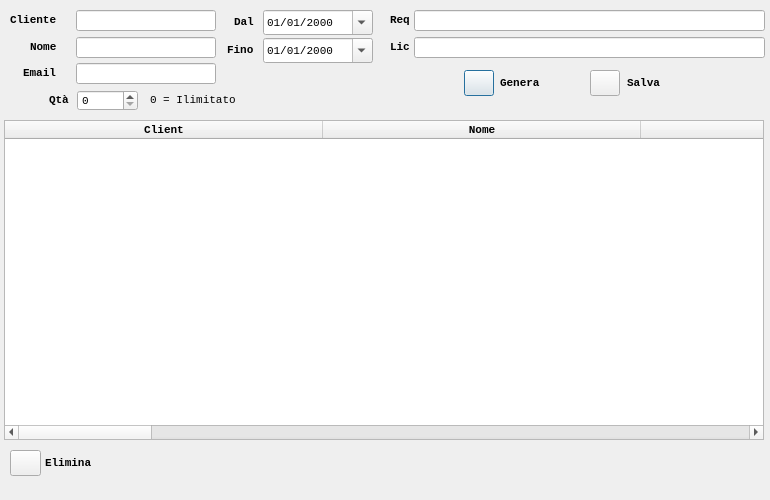
This is QtUI/dialogLic.ui in emper0r/aron-conf as Qt 5 draws it before an edit. The edited form follows.
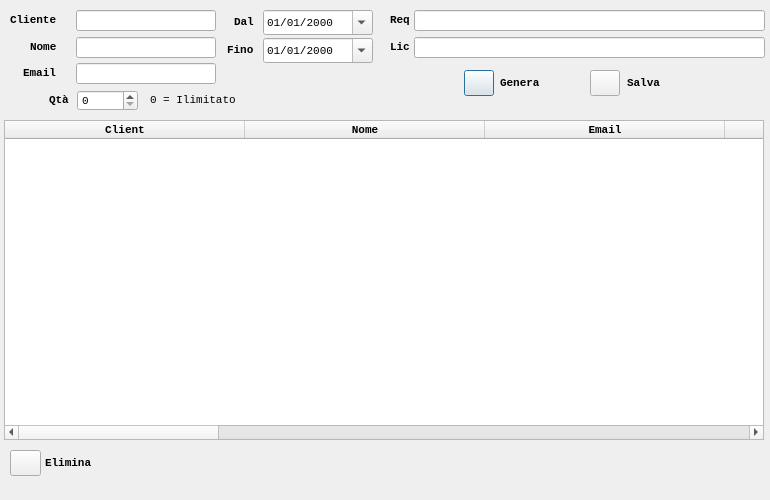
This is the edited form.

Commit message: * Fixed GUI columns at License module

```diff
--- a/QtUI/dialogLic.ui
+++ b/QtUI/dialogLic.ui
@@ -115,16 +115,22 @@
     <bool>true</bool>
    </property>
    <attribute name="horizontalHeaderDefaultSectionSize">
-    <number>159</number>
+    <number>69</number>
    </attribute>
    <attribute name="horizontalHeaderMinimumSectionSize">
-    <number>318</number>
+    <number>240</number>
    </attribute>
    <attribute name="horizontalHeaderStretchLastSection">
-    <bool>true</bool>
+    <bool>false</bool>
+   </attribute>
+   <attribute name="verticalHeaderDefaultSectionSize">
+    <number>25</number>
+   </attribute>
+   <attribute name="verticalHeaderMinimumSectionSize">
+    <number>25</number>
    </attribute>
    <attribute name="verticalHeaderStretchLastSection">
-    <bool>true</bool>
+    <bool>false</bool>
    </attribute>
    <column>
     <property name="text">
```
The commit also changes 3 other files.
